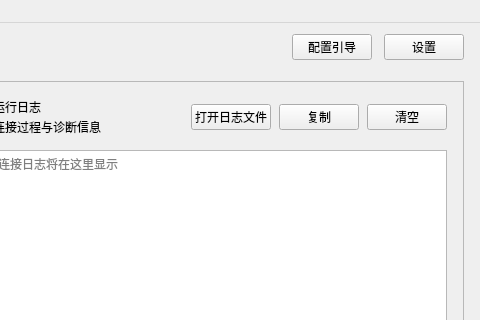
ffxgamer/EZ4Connect-pro, file presentation/main/mainwindow.ui: the form before one commit; both pictures show x 342 to 822 and y 0 to 320 of the 822 by 583 pixel window.
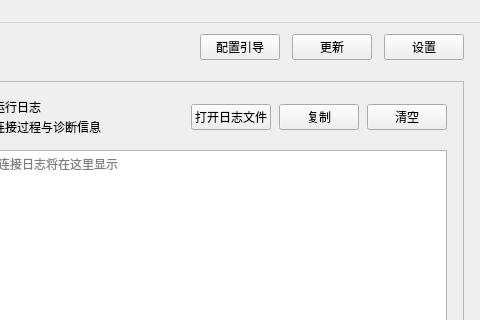
The form after the commit. Icons and pictures are not drawn.

What changed in the file:
```diff
--- a/presentation/main/mainwindow.ui
+++ b/presentation/main/mainwindow.ui
@@ -134,6 +134,12 @@
         </property>
        </widget>
       </item>
+      <item>
+       <widget class="QPushButton" name="updatePushButton">
+        <property name="toolTip"><string>检查并安装应用更新</string></property>
+        <property name="text"><string>更新</string></property>
+       </widget>
+      </item>
       <item>
        <widget class="QPushButton" name="settingPushButton">
         <property name="toolTip">
```
